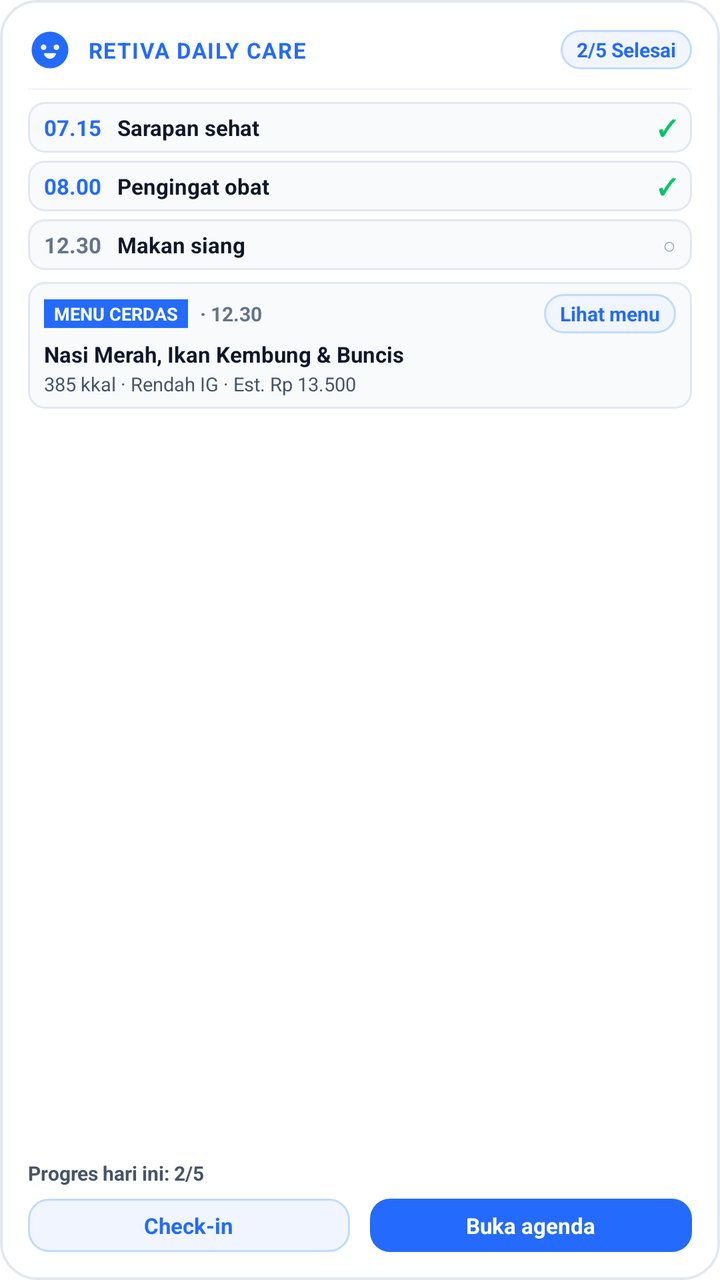
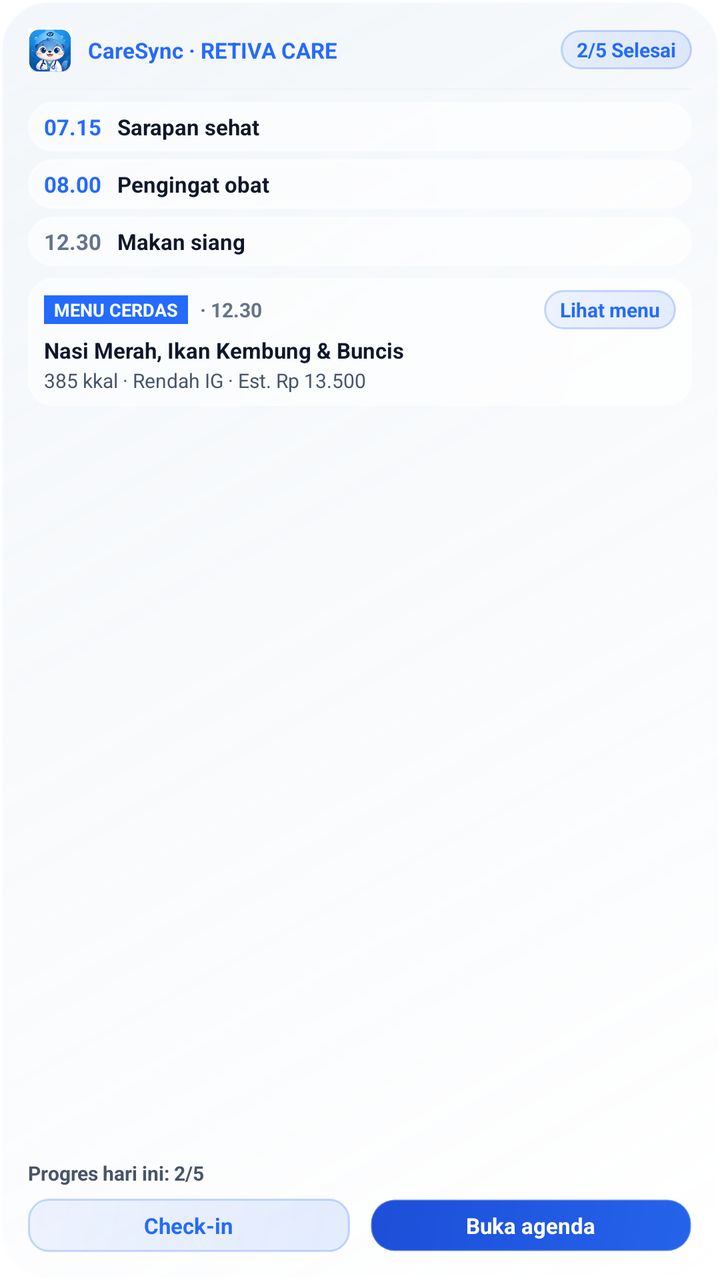

An Android layout rendered at two revisions. The XML below is the earlier revision; the diff shows what the commit changed to produce the second picture.
<!-- AndroidManifest.xml: fallback theme Theme.MaterialComponents.DayNight.NoActionBar -->
<!-- res/layout/widget_retiva_large.xml -->
<?xml version="1.0" encoding="utf-8"?>
<LinearLayout xmlns:android="http://schemas.android.com/apk/res/android"
    android:id="@+id/widget_large_root"
    android:layout_width="match_parent"
    android:layout_height="match_parent"
    android:background="@drawable/widget_background"
    android:orientation="vertical"
    android:padding="14dp">

    
    <LinearLayout
        android:layout_width="match_parent"
        android:layout_height="wrap_content"
        android:gravity="center_vertical"
        android:orientation="horizontal">

        <ImageView
            android:layout_width="22dp"
            android:layout_height="22dp"
            android:src="@drawable/ic_mascot_companion"
            android:contentDescription="Mascot Retiva" />

        <TextView
            android:layout_width="wrap_content"
            android:layout_height="wrap_content"
            android:layout_marginStart="8dp"
            android:text="RETIVA DAILY CARE"
            android:textColor="#246BFD"
            android:textSize="11sp"
            android:textStyle="bold"
            android:letterSpacing="0.05" />

        <View
            android:layout_width="0dp"
            android:layout_height="1dp"
            android:layout_weight="1" />

        <TextView
            android:id="@+id/widget_large_progress_badge"
            android:layout_width="wrap_content"
            android:layout_height="wrap_content"
            android:background="@drawable/widget_button_secondary_bg"
            android:paddingStart="8dp"
            android:paddingTop="3dp"
            android:paddingEnd="8dp"
            android:paddingBottom="3dp"
            android:text="2/5 Selesai"
            android:textColor="#246BFD"
            android:textSize="10sp"
            android:textStyle="bold" />
    </LinearLayout>

    <View
        android:layout_width="match_parent"
        android:layout_height="1dp"
        android:layout_marginTop="8dp"
        android:layout_marginBottom="6dp"
        android:background="#F1F5F9" />

    
    <LinearLayout
        android:id="@+id/widget_large_item1_row"
        android:layout_width="match_parent"
        android:layout_height="wrap_content"
        android:layout_marginBottom="4dp"
        android:background="@drawable/widget_pill_bg"
        android:gravity="center_vertical"
        android:orientation="horizontal"
        android:paddingStart="8dp"
        android:paddingTop="5dp"
        android:paddingEnd="8dp"
        android:paddingBottom="5dp">

        <TextView
            android:id="@+id/widget_large_item1_time"
            android:layout_width="wrap_content"
            android:layout_height="wrap_content"
            android:text="07.15"
            android:textColor="#246BFD"
            android:textSize="11sp"
            android:textStyle="bold" />

        <TextView
            android:id="@+id/widget_large_item1_title"
            android:layout_width="0dp"
            android:layout_height="wrap_content"
            android:layout_marginStart="8dp"
            android:layout_weight="1"
            android:text="Sarapan sehat"
            android:textColor="#0F172A"
            android:textSize="11sp"
            android:textStyle="bold"
            android:maxLines="1"
            android:ellipsize="end" />

        <TextView
            android:id="@+id/widget_large_item1_status"
            android:layout_width="wrap_content"
            android:layout_height="wrap_content"
            android:text="✓"
            android:textColor="#00C566"
            android:textSize="11sp"
            android:textStyle="bold" />
    </LinearLayout>

    
    <LinearLayout
        android:id="@+id/widget_large_item2_row"
        android:layout_width="match_parent"
        android:layout_height="wrap_content"
        android:layout_marginBottom="4dp"
        android:background="@drawable/widget_pill_bg"
        android:gravity="center_vertical"
        android:orientation="horizontal"
        android:paddingStart="8dp"
        android:paddingTop="5dp"
        android:paddingEnd="8dp"
        android:paddingBottom="5dp">

        <TextView
            android:id="@+id/widget_large_item2_time"
            android:layout_width="wrap_content"
            android:layout_height="wrap_content"
            android:text="08.00"
            android:textColor="#246BFD"
            android:textSize="11sp"
            android:textStyle="bold" />

        <TextView
            android:id="@+id/widget_large_item2_title"
            android:layout_width="0dp"
            android:layout_height="wrap_content"
            android:layout_marginStart="8dp"
            android:layout_weight="1"
            android:text="Pengingat obat"
            android:textColor="#0F172A"
            android:textSize="11sp"
            android:textStyle="bold"
            android:maxLines="1"
            android:ellipsize="end" />

        <TextView
            android:id="@+id/widget_large_item2_status"
            android:layout_width="wrap_content"
            android:layout_height="wrap_content"
            android:text="✓"
            android:textColor="#00C566"
            android:textSize="11sp"
            android:textStyle="bold" />
    </LinearLayout>

    
    <LinearLayout
        android:id="@+id/widget_large_item3_row"
        android:layout_width="match_parent"
        android:layout_height="wrap_content"
        android:background="@drawable/widget_pill_bg"
        android:gravity="center_vertical"
        android:orientation="horizontal"
        android:paddingStart="8dp"
        android:paddingTop="5dp"
        android:paddingEnd="8dp"
        android:paddingBottom="5dp">

        <TextView
            android:id="@+id/widget_large_item3_time"
            android:layout_width="wrap_content"
            android:layout_height="wrap_content"
            android:text="12.30"
            android:textColor="#64748B"
            android:textSize="11sp"
            android:textStyle="bold" />

        <TextView
            android:id="@+id/widget_large_item3_title"
            android:layout_width="0dp"
            android:layout_height="wrap_content"
            android:layout_marginStart="8dp"
            android:layout_weight="1"
            android:text="Makan siang"
            android:textColor="#0F172A"
            android:textSize="11sp"
            android:textStyle="bold"
            android:maxLines="1"
            android:ellipsize="end" />

        <TextView
            android:id="@+id/widget_large_item3_status"
            android:layout_width="wrap_content"
            android:layout_height="wrap_content"
            android:text="○"
            android:textColor="#94A3B8"
            android:textSize="11sp" />
    </LinearLayout>

    
    <LinearLayout
        android:id="@+id/widget_large_meal_card"
        android:layout_width="match_parent"
        android:layout_height="wrap_content"
        android:layout_marginTop="6dp"
        android:background="@drawable/widget_pill_bg"
        android:orientation="vertical"
        android:paddingStart="8dp"
        android:paddingTop="6dp"
        android:paddingEnd="8dp"
        android:paddingBottom="6dp">

        <LinearLayout
            android:layout_width="match_parent"
            android:layout_height="wrap_content"
            android:gravity="center_vertical"
            android:orientation="horizontal">

            <TextView
                android:id="@+id/widget_large_meal_badge"
                android:layout_width="wrap_content"
                android:layout_height="wrap_content"
                android:background="#246BFD"
                android:paddingStart="5dp"
                android:paddingTop="1dp"
                android:paddingEnd="5dp"
                android:paddingBottom="1dp"
                android:text="MENU CERDAS"
                android:textColor="#FFFFFF"
                android:textSize="9sp"
                android:textStyle="bold" />

            <TextView
                android:id="@+id/widget_large_meal_time"
                android:layout_width="wrap_content"
                android:layout_height="wrap_content"
                android:layout_marginStart="6dp"
                android:text="· 12.30"
                android:textColor="#64748B"
                android:textSize="10sp"
                android:textStyle="bold" />

            <View
                android:layout_width="0dp"
                android:layout_height="1dp"
                android:layout_weight="1" />

            <TextView
                android:id="@+id/widget_large_btn_meal"
                android:layout_width="wrap_content"
                android:layout_height="wrap_content"
                android:background="@drawable/widget_button_secondary_bg"
                android:paddingStart="8dp"
                android:paddingTop="3dp"
                android:paddingEnd="8dp"
                android:paddingBottom="3dp"
                android:text="Lihat menu"
                android:textColor="#246BFD"
                android:textSize="10sp"
                android:textStyle="bold" />
        </LinearLayout>

        <TextView
            android:id="@+id/widget_large_meal_title"
            android:layout_width="match_parent"
            android:layout_height="wrap_content"
            android:layout_marginTop="3dp"
            android:text="Nasi Merah, Ikan Kembung &amp; Buncis"
            android:textColor="#0F172A"
            android:textSize="11sp"
            android:textStyle="bold"
            android:maxLines="1"
            android:ellipsize="end" />

        <TextView
            android:id="@+id/widget_large_meal_subtitle"
            android:layout_width="match_parent"
            android:layout_height="wrap_content"
            android:layout_marginTop="1dp"
            android:text="385 kkal · Rendah IG · Est. Rp 13.500"
            android:textColor="#475569"
            android:textSize="9.5sp"
            android:maxLines="1"
            android:ellipsize="end" />
    </LinearLayout>

    <View
        android:layout_width="0dp"
        android:layout_height="0dp"
        android:layout_weight="1" />

    
    <LinearLayout
        android:layout_width="match_parent"
        android:layout_height="wrap_content"
        android:layout_marginTop="6dp"
        android:gravity="center_vertical"
        android:orientation="horizontal">

        <TextView
            android:id="@+id/widget_large_progress_label"
            android:layout_width="0dp"
            android:layout_height="wrap_content"
            android:layout_weight="1"
            android:text="Progres hari ini: 2/5"
            android:textColor="#475569"
            android:textSize="10sp"
            android:textStyle="bold" />
    </LinearLayout>

    
    <LinearLayout
        android:layout_width="match_parent"
        android:layout_height="wrap_content"
        android:layout_marginTop="6dp"
        android:orientation="horizontal">

        <TextView
            android:id="@+id/widget_large_btn_checkin"
            android:layout_width="0dp"
            android:layout_height="wrap_content"
            android:layout_marginEnd="5dp"
            android:layout_weight="1"
            android:background="@drawable/widget_button_secondary_bg"
            android:gravity="center"
            android:paddingTop="6dp"
            android:paddingBottom="6dp"
            android:text="Check-in"
            android:textColor="#246BFD"
            android:textSize="11sp"
            android:textStyle="bold" />

        <TextView
            android:id="@+id/widget_large_btn_agenda"
            android:layout_width="0dp"
            android:layout_height="wrap_content"
            android:layout_marginStart="5dp"
            android:layout_weight="1"
            android:background="@drawable/widget_button_bg"
            android:gravity="center"
            android:paddingTop="6dp"
            android:paddingBottom="6dp"
            android:text="Buka agenda"
            android:textColor="#FFFFFF"
            android:textSize="11sp"
            android:textStyle="bold" />
    </LinearLayout>
</LinearLayout>
<!-- resources referenced by this layout -->
<resources>
  <!-- drawable ic_mascot_companion (drawable) -->
  <vector xmlns:android="http://schemas.android.com/apk/res/android"
      android:width="24dp"
      android:height="24dp"
      android:viewportWidth="24"
      android:viewportHeight="24">
      
      <path
          android:fillColor="#246BFD"
          android:pathData="M12,2C6.48,2 2,6.48 2,12s4.48,10 10,10 10,-4.48 10,-10S17.52,2 12,2z" />
      
      <path
          android:fillColor="#FFFFFF"
          android:pathData="M8.5,10.5m-1.5,0a1.5,1.5 0,1 1,3 0a1.5,1.5 0,1 1,-3 0" />
      <path
          android:fillColor="#FFFFFF"
          android:pathData="M15.5,10.5m-1.5,0a1.5,1.5 0,1 1,3 0a1.5,1.5 0,1 1,-3 0" />
      
      <path
          android:fillColor="#FFFFFF"
          android:pathData="M8.8,14.5c0.6,1.4 2,2.3 3.2,2.3s2.6,-0.9 3.2,-2.3c0.2,-0.4 -0.1,-0.8 -0.5,-0.8h-5.4c-0.4,0 -0.7,0.4 -0.5,0.8z" />
  </vector>
  <!-- drawable widget_background (drawable) -->
  <?xml version="1.0" encoding="utf-8"?>
  <shape xmlns:android="http://schemas.android.com/apk/res/android"
      android:shape="rectangle">
      <solid android:color="#FFFFFF" />
      <corners android:radius="18dp" />
      <stroke
          android:width="1.2dp"
          android:color="#E2E8F0" />
  </shape>
  <!-- drawable widget_button_bg (drawable) -->
  <?xml version="1.0" encoding="utf-8"?>
  <shape xmlns:android="http://schemas.android.com/apk/res/android"
      android:shape="rectangle">
      <solid android:color="#246BFD" />
      <corners android:radius="10dp" />
  </shape>
  <!-- drawable widget_button_secondary_bg (drawable) -->
  <?xml version="1.0" encoding="utf-8"?>
  <shape xmlns:android="http://schemas.android.com/apk/res/android"
      android:shape="rectangle">
      <solid android:color="#F0F5FF" />
      <corners android:radius="10dp" />
      <stroke
          android:width="1dp"
          android:color="#BFDBFE" />
  </shape>
  <!-- drawable widget_pill_bg (drawable) -->
  <?xml version="1.0" encoding="utf-8"?>
  <shape xmlns:android="http://schemas.android.com/apk/res/android"
      android:shape="rectangle">
      <solid android:color="#F8FAFC" />
      <corners android:radius="8dp" />
      <stroke
          android:width="1dp"
          android:color="#E2E8F0" />
  </shape>
</resources>

<!-- the commit's change to res/layout/widget_retiva_large.xml (unified diff, before → after) -->
@@ -17,20 +17,19 @@
         <ImageView
             android:layout_width="22dp"
             android:layout_height="22dp"
-            android:src="@drawable/ic_mascot_companion"
-            android:contentDescription="Mascot Retiva" />
+            android:src="@mipmap/ic_launcher"
+            android:contentDescription="Retiva" />
 
         <TextView
             android:layout_width="wrap_content"
             android:layout_height="wrap_content"
             android:layout_marginStart="8dp"
-            android:text="RETIVA DAILY CARE"
-            android:textColor="#246BFD"
-            android:textSize="11sp"
-            android:textStyle="bold"
-            android:letterSpacing="0.05" />
-
-        <View
+            android:text="CareSync · RETIVA CARE"
+            android:textColor="#246BFD"
+            android:textSize="11sp"
+            android:textStyle="bold" />
+
+        <FrameLayout
             android:layout_width="0dp"
             android:layout_height="1dp"
             android:layout_weight="1" />
@@ -50,7 +49,7 @@
             android:textStyle="bold" />
     </LinearLayout>
 
-    <View
+    <FrameLayout
         android:layout_width="match_parent"
         android:layout_height="1dp"
         android:layout_marginTop="8dp"
@@ -97,7 +96,7 @@
             android:id="@+id/widget_large_item1_status"
             android:layout_width="wrap_content"
             android:layout_height="wrap_content"
-            android:text="✓"
+            android:text=""
             android:textColor="#00C566"
             android:textSize="11sp"
             android:textStyle="bold" />
@@ -143,7 +142,7 @@
             android:id="@+id/widget_large_item2_status"
             android:layout_width="wrap_content"
             android:layout_height="wrap_content"
-            android:text="✓"
+            android:text=""
             android:textColor="#00C566"
             android:textSize="11sp"
             android:textStyle="bold" />
@@ -188,7 +187,7 @@
             android:id="@+id/widget_large_item3_status"
             android:layout_width="wrap_content"
             android:layout_height="wrap_content"
-            android:text="○"
+            android:text=""
             android:textColor="#94A3B8"
             android:textSize="11sp" />
     </LinearLayout>
@@ -236,7 +235,7 @@
                 android:textSize="10sp"
                 android:textStyle="bold" />
 
-            <View
+            <FrameLayout
                 android:layout_width="0dp"
                 android:layout_height="1dp"
                 android:layout_weight="1" />
@@ -275,13 +274,13 @@
             android:layout_marginTop="1dp"
             android:text="385 kkal · Rendah IG · Est. Rp 13.500"
             android:textColor="#475569"
-            android:textSize="9.5sp"
-            android:maxLines="1"
-            android:ellipsize="end" />
-    </LinearLayout>
-
-    <View
-        android:layout_width="0dp"
+            android:textSize="10sp"
+            android:maxLines="1"
+            android:ellipsize="end" />
+    </LinearLayout>
+
+    <FrameLayout
+        android:layout_width="match_parent"
         android:layout_height="0dp"
         android:layout_weight="1" />
 
<!-- resource entries referenced after the edit -->
@@ -1,63 +1,58 @@
 <!-- resources referenced by this layout -->
 <resources>
-  <!-- drawable ic_mascot_companion (drawable) -->
-  <vector xmlns:android="http://schemas.android.com/apk/res/android"
-      android:width="24dp"
-      android:height="24dp"
-      android:viewportWidth="24"
-      android:viewportHeight="24">
-      
-      <path
-          android:fillColor="#246BFD"
-          android:pathData="M12,2C6.48,2 2,6.48 2,12s4.48,10 10,10 10,-4.48 10,-10S17.52,2 12,2z" />
-      
-      <path
-          android:fillColor="#FFFFFF"
-          android:pathData="M8.5,10.5m-1.5,0a1.5,1.5 0,1 1,3 0a1.5,1.5 0,1 1,-3 0" />
-      <path
-          android:fillColor="#FFFFFF"
-          android:pathData="M15.5,10.5m-1.5,0a1.5,1.5 0,1 1,3 0a1.5,1.5 0,1 1,-3 0" />
-      
-      <path
-          android:fillColor="#FFFFFF"
-          android:pathData="M8.8,14.5c0.6,1.4 2,2.3 3.2,2.3s2.6,-0.9 3.2,-2.3c0.2,-0.4 -0.1,-0.8 -0.5,-0.8h-5.4c-0.4,0 -0.7,0.4 -0.5,0.8z" />
-  </vector>
   <!-- drawable widget_background (drawable) -->
   <?xml version="1.0" encoding="utf-8"?>
   <shape xmlns:android="http://schemas.android.com/apk/res/android"
       android:shape="rectangle">
-      <solid android:color="#FFFFFF" />
-      <corners android:radius="18dp" />
+      <gradient
+          android:angle="135"
+          android:startColor="#F2FFFFFF"
+          android:centerColor="#E6F8FAFC"
+          android:endColor="#D9F1F5F9" />
+      <corners android:radius="24dp" />
       <stroke
           android:width="1.2dp"
-          android:color="#E2E8F0" />
+          android:color="#CCFFFFFF" />
   </shape>
   <!-- drawable widget_button_bg (drawable) -->
   <?xml version="1.0" encoding="utf-8"?>
   <shape xmlns:android="http://schemas.android.com/apk/res/android"
       android:shape="rectangle">
-      <solid android:color="#246BFD" />
-      <corners android:radius="10dp" />
+      <gradient
+          android:angle="135"
+          android:startColor="#2563EB"
+          android:endColor="#1D4ED8" />
+      <corners android:radius="12dp" />
+      <stroke
+          android:width="1dp"
+          android:color="#40FFFFFF" />
   </shape>
   <!-- drawable widget_button_secondary_bg (drawable) -->
   <?xml version="1.0" encoding="utf-8"?>
   <shape xmlns:android="http://schemas.android.com/apk/res/android"
       android:shape="rectangle">
-      <solid android:color="#F0F5FF" />
+      <gradient
+          android:angle="135"
+          android:startColor="#1F246BFD"
+          android:endColor="#12246BFD" />
       <corners android:radius="10dp" />
       <stroke
           android:width="1dp"
-          android:color="#BFDBFE" />
+          android:color="#40246BFD" />
   </shape>
   <!-- drawable widget_pill_bg (drawable) -->
   <?xml version="1.0" encoding="utf-8"?>
   <shape xmlns:android="http://schemas.android.com/apk/res/android"
       android:shape="rectangle">
-      <solid android:color="#F8FAFC" />
-      <corners android:radius="8dp" />
+      <gradient
+          android:angle="135"
+          android:startColor="#B3FFFFFF"
+          android:endColor="#80FFFFFF" />
+      <corners android:radius="12dp" />
       <stroke
           android:width="1dp"
-          android:color="#E2E8F0" />
+          android:color="#99FFFFFF" />
   </shape>
+  <!-- mipmap ic_launcher: png bitmap (mipmap-hdpi, 14222 bytes) -->
 </resources>
 
